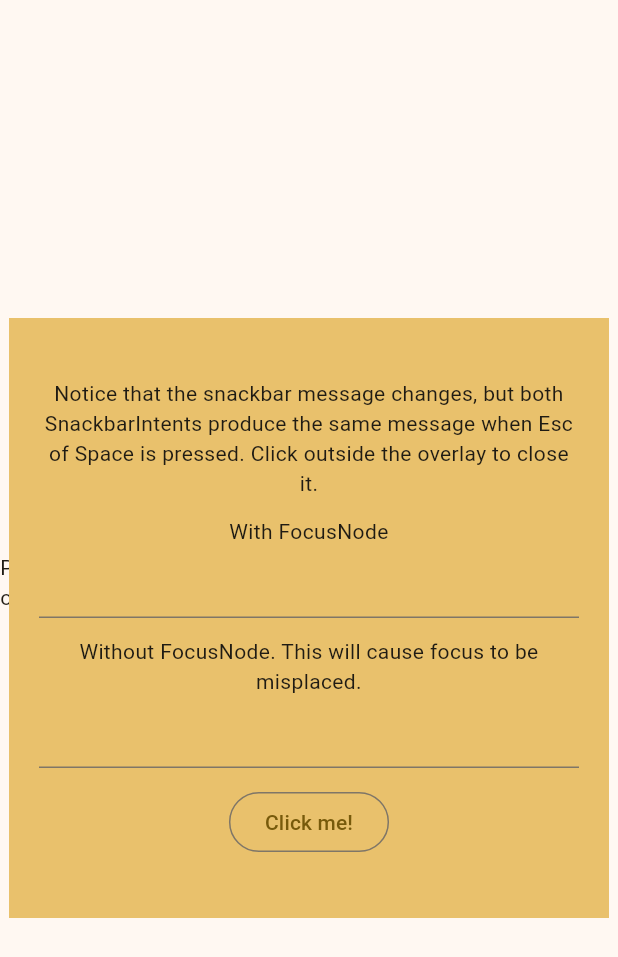
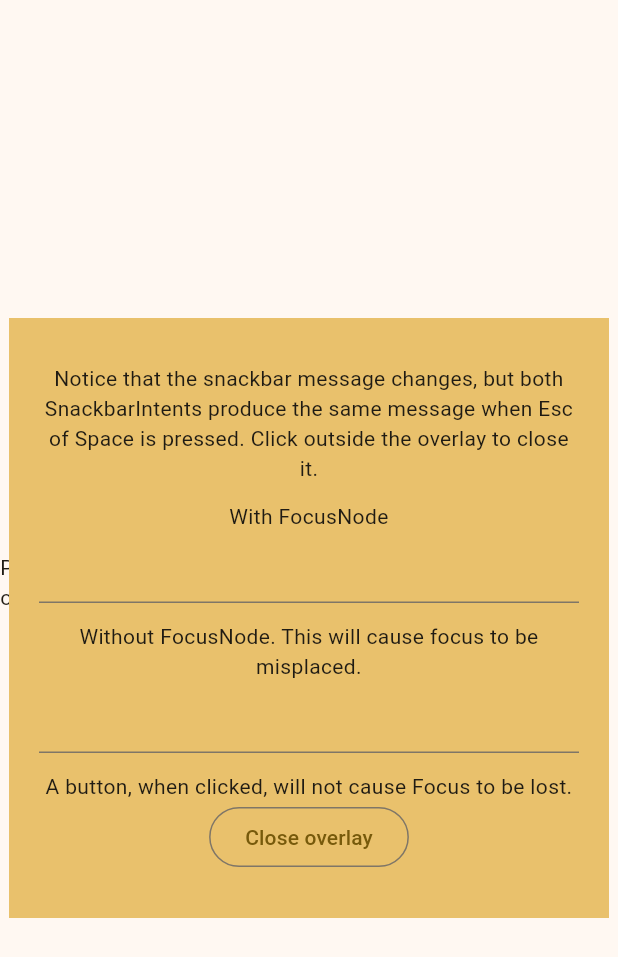
Before and after one commit to kassfir/hotkey_test, a Flutter app: the screen it shows after launch, after a tap on "Open overlay portal", on a phone screen of 412 x 824 dp. Shown: the top 957 px of the screen. Run offline on Flutter 3.47's test engine with Material 3 defaults, Android fonts, the phone set to English and light mode, and no system bars.

Commit message:
Specified instructions about button

```diff
--- a/lib/main.dart
+++ b/lib/main.dart
@@ -122,11 +122,15 @@ class _MyHomePageState extends State<MyHomePage> {
                                 ),
                                 const TextField(),
                                 const SizedBox(height: 12),
+                                const Text(
+                                  'A button, when clicked, will not cause Focus to be lost.',
+                                  textAlign: TextAlign.center,
+                                ),
                                 OutlinedButton(
                                   onPressed: () {
                                     controller.hide();
                                   },
-                                  child: const Text('Click me!'),
+                                  child: const Text('Close overlay'),
                                 )
                               ],
                             ),
```
